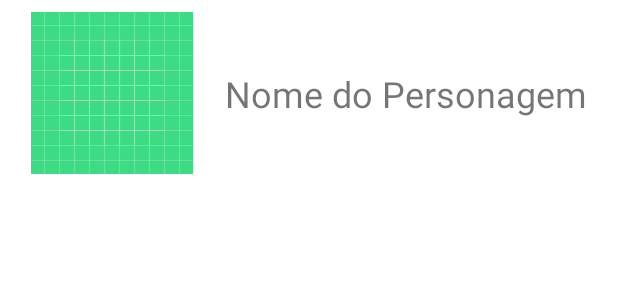
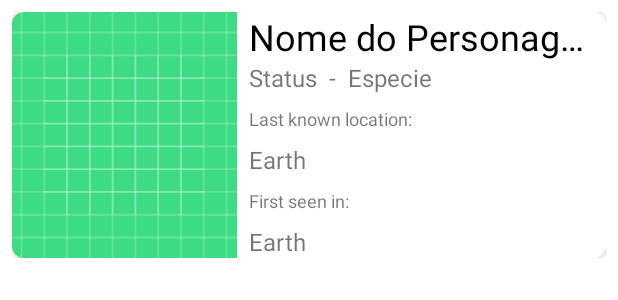
Before and after one commit to gcomartins/RickAndMortyApp, an Android app: the layout item_personagem.xml on its own in the app's theme, with its tools: preview values and no code run, on a phone screen of 412 x 824 dp. Shown: the top 300 px of the screen. Run offline under Robolectric (Android 15) with nearby library versions, the phone set to English and light mode, and no system bars.

Commit message:
Aplicativo Funcionando com Personagens da API

```diff
--- /dev/null
+++ b/app/src/main/java/com/example/rickandmortyapp/models/Location.kt
@@ -0,0 +1,6 @@
+package com.example.rickandmortyapp.models
+
+data class Location(
+    val name: String,
+    val url: String,
+)
--- /dev/null
+++ b/app/src/main/java/com/example/rickandmortyapp/models/Origin.kt
@@ -0,0 +1,6 @@
+package com.example.rickandmortyapp.models
+
+data class Origin(
+    val name: String,
+    val url: String,
+)
--- a/app/src/main/java/com/example/rickandmortyapp/models/Personagem.kt
+++ b/app/src/main/java/com/example/rickandmortyapp/models/Personagem.kt
@@ -7,8 +7,8 @@ data class Personagem(
     val species: String,
     val type: String,
     val gender: String,
-    //val origin: Origin,
-    //val location: Location,
+    val origin: Origin,
+    val location: Location,
     val image: String,
     val episode: List<String>,
     val url: String,
--- a/app/src/main/java/com/example/rickandmortyapp/service/PersonagensService.kt
+++ b/app/src/main/java/com/example/rickandmortyapp/service/PersonagensService.kt
@@ -3,10 +3,14 @@ package com.example.rickandmortyapp.service
 import com.example.rickandmortyapp.models.GetAllPersonagensResponse
 import com.example.rickandmortyapp.models.Personagem
 import retrofit2.http.GET
+import retrofit2.http.Path
 
 interface PersonagensService {
 
     @GET("character")
     fun getAllUsers(): retrofit2.Call<GetAllPersonagensResponse>
 
+    @GET("character/{id}")
+    fun getCharacterById(@Path("id") id: Int): retrofit2.Call<Personagem>
+
 }
--- a/app/src/main/res/layout/item_personagem.xml
+++ b/app/src/main/res/layout/item_personagem.xml
@@ -1,34 +1,140 @@
 <?xml version="1.0" encoding="utf-8"?>
 <androidx.constraintlayout.widget.ConstraintLayout xmlns:android="http://schemas.android.com/apk/res/android"
     android:layout_width="match_parent"
+    android:layout_height="180dp"
+    xmlns:app="http://schemas.android.com/apk/res-auto"
+    android:padding="8dp"
+    >
+
+    <androidx.cardview.widget.CardView
+        android:id="@+id/cardPersonagem"
+        android:layout_width="match_parent"
         android:layout_height="wrap_content"
-    xmlns:app="http://schemas.android.com/apk/res-auto">
+        app:layout_constraintTop_toTopOf="parent"
+        app:layout_constraintBottom_toBottomOf="parent"
+        app:layout_constraintStart_toStartOf="parent"
+        app:layout_constraintEnd_toEndOf="parent"
+        app:cardCornerRadius="8dp"
+        >
+
+        <androidx.constraintlayout.widget.ConstraintLayout
+            android:layout_width="match_parent"
+            android:layout_height="match_parent"
+            >
+
 
         <ImageView
             android:id="@+id/imgPersonagem"
-        android:layout_width="wrap_content"
-        android:layout_height="wrap_content"
-        android:layout_marginTop="8dp"
-        android:layout_marginBottom="8dp"
+            android:layout_width="150dp"
+            android:layout_height="0dp"
+            app:layout_constraintVertical_weight="8"
             android:src="@drawable/ic_launcher_background"
             app:layout_constraintTop_toTopOf="parent"
             app:layout_constraintBottom_toBottomOf="parent"
             app:layout_constraintStart_toStartOf="parent"
             app:layout_constraintEnd_toStartOf="@id/txtNomePersonagem"
+            android:scaleType="centerCrop"
             />
 
         <TextView
             android:id="@+id/txtNomePersonagem"
+            android:layout_width="230dp"
+            android:layout_height="wrap_content"
+            android:text="Nome do Personagem"
+            android:maxLines="1"
+            android:ellipsize="end"
+            android:textColor="@color/black"
+            android:textSize="24sp"
+            app:layout_constraintTop_toTopOf="parent"
+            app:layout_constraintStart_toEndOf="@id/imgPersonagem"
+            android:layout_marginStart="8dp"
+            />
+
+        <TextView
+            android:id="@+id/txtStatus"
+            android:layout_width="wrap_content"
+            android:layout_height="wrap_content"
+            android:text="Status"
+            android:textSize="16sp"
+            app:layout_constraintTop_toBottomOf="@id/txtNomePersonagem"
+            app:layout_constraintStart_toEndOf="@id/imgPersonagem"
+            android:layout_marginStart="8dp"
+            />
+
+        <TextView
+            android:id="@+id/divider"
+            android:layout_width="wrap_content"
+            android:layout_height="wrap_content"
+            android:text="-"
+            android:textSize="16sp"
+            app:layout_constraintTop_toBottomOf="@id/txtNomePersonagem"
+            app:layout_constraintStart_toEndOf="@id/txtStatus"
+            android:paddingHorizontal="8dp"
+            />
+
+        <TextView
+            android:id="@+id/txtEspecie"
+            android:layout_width="wrap_content"
+            android:layout_height="wrap_content"
+            android:text="Especie"
+            android:textSize="16sp"
+            app:layout_constraintTop_toBottomOf="@id/txtNomePersonagem"
+            app:layout_constraintStart_toEndOf="@id/divider"
+            />
+
+        <TextView
+            android:id="@+id/locationLabel"
             android:layout_width="wrap_content"
             android:layout_height="wrap_content"
             android:layout_marginTop="8dp"
-        android:layout_marginBottom="8dp"
-        android:text="Nome do Personagem"
-        android:textSize="24sp"
-        app:layout_constraintTop_toTopOf="parent"
-        app:layout_constraintBottom_toBottomOf="parent"
+            android:text="Last known location:"
+            android:textSize="12sp"
+            app:layout_constraintTop_toBottomOf="@id/txtStatus"
             app:layout_constraintStart_toEndOf="@id/imgPersonagem"
-        app:layout_constraintEnd_toEndOf="parent"
+            android:layout_marginStart="8dp"
+            />
+
+        <TextView
+            android:id="@+id/txtLocation"
+            android:layout_width="wrap_content"
+            android:layout_height="wrap_content"
+            android:layout_marginTop="8dp"
+            android:text="Earth"
+            android:textSize="16sp"
+            app:layout_constraintTop_toBottomOf="@id/locationLabel"
+            app:layout_constraintStart_toEndOf="@id/imgPersonagem"
+            android:layout_marginStart="8dp"
+            />
+
+        <TextView
+            android:id="@+id/firstLocationLabel"
+            android:layout_width="wrap_content"
+            android:layout_height="wrap_content"
+            android:layout_marginTop="8dp"
+            android:text="First seen in:"
+            android:textSize="12sp"
+            app:layout_constraintTop_toBottomOf="@id/txtLocation"
+            app:layout_constraintStart_toEndOf="@id/imgPersonagem"
+            android:layout_marginStart="8dp"
+            />
+
+        <TextView
+            android:id="@+id/txtFirstLocation"
+            android:layout_width="wrap_content"
+            android:layout_height="wrap_content"
+            android:layout_marginTop="8dp"
+            android:text="Earth"
+            android:textSize="16sp"
+            app:layout_constraintTop_toBottomOf="@id/firstLocationLabel"
+            app:layout_constraintStart_toEndOf="@id/imgPersonagem"
+            android:layout_marginStart="8dp"
             />
 
         </androidx.constraintlayout.widget.ConstraintLayout>
+
+    </androidx.cardview.widget.CardView>
+
+
+
+
+</androidx.constraintlayout.widget.ConstraintLayout>
```
Also changed, not shown: app/build.gradle (+10 -0 lines), app/src/main/AndroidManifest.xml (+5 -2 lines), app/src/main/java/com/example/rickandmortyapp/ui/personagens/PersonagemExpandidoActivity.kt (added, +32 -0 lines), app/src/main/java/com/example/rickandmortyapp/ui/personagens/PersonagensAdapter.kt (added, +66 -0 lines), app/src/main/java/com/example/rickandmortyapp/ui/personagens/PersonagensFragment.kt (+8 -34 lines), app/src/main/java/com/example/rickandmortyapp/ui/personagens/PersonagensViewModel.kt (+51 -7 lines), app/src/main/res/layout/activity_personagem_expandido.xml (added, +32 -0 lines). Lines whose indentation alone changed are shown as unchanged.
